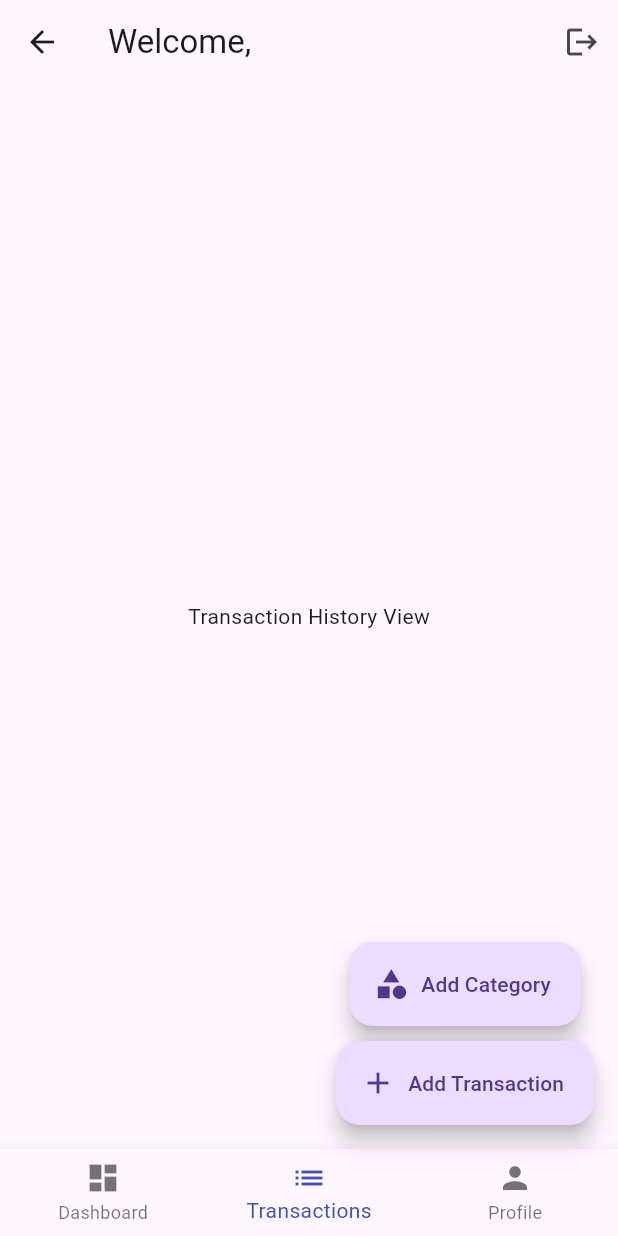
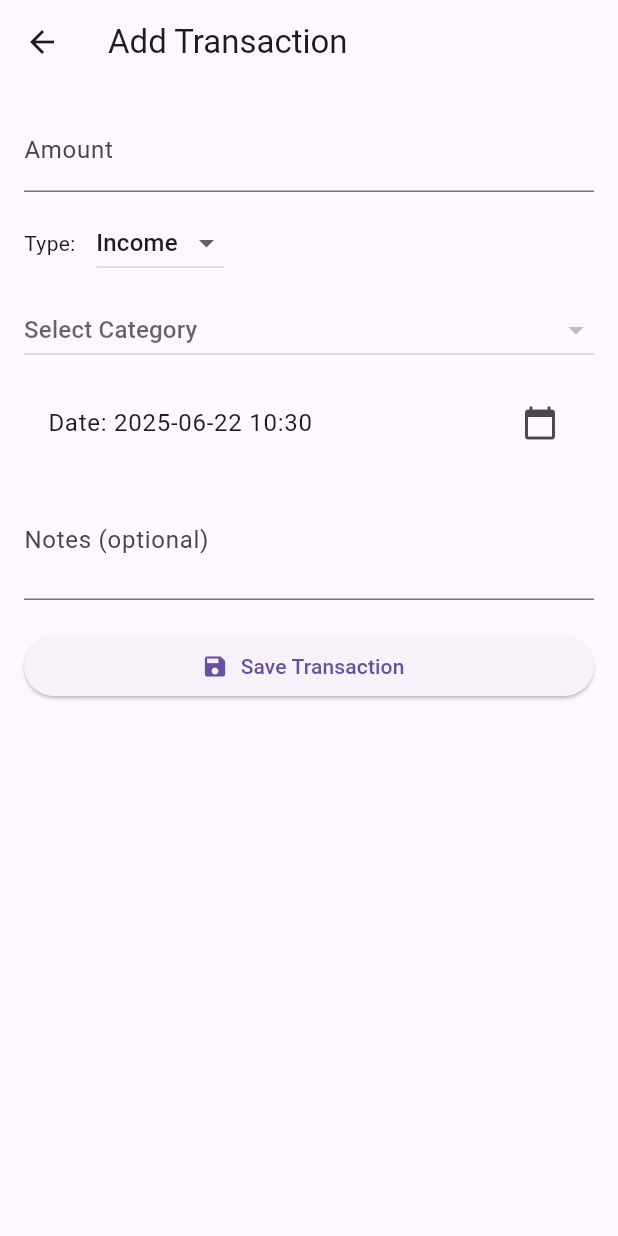
Before and after one commit to vishalvnair124/expensify, a Flutter app: the HomeScreen screen opened directly with empty values, item 2 of the bottom bar chosen, after a tap on "Add Transaction", on a phone screen of 412 x 824 dp. Run offline on Flutter 3.47's test engine with Material 3 defaults, Android fonts, the phone set to English and light mode, and no system bars; our stand-ins replace flutter_bloc, hive, hive_flutter, shared_preferences; accounts and stored records are empty.

Commit message:
transaction management added

```diff
--- a/lib/blocs/category/category_event.dart
+++ /dev/null
@@ -1,4 +0,0 @@
-part of 'category_bloc.dart';
-
-@immutable
-sealed class CategoryEvent {}
--- a/lib/blocs/category/category_state.dart
+++ /dev/null
@@ -1,6 +0,0 @@
-part of 'category_bloc.dart';
-
-@immutable
-sealed class CategoryState {}
-
-final class CategoryInitial extends CategoryState {}
--- a/lib/blocs/transaction/transaction_event.dart
+++ b/lib/blocs/transaction/transaction_event.dart
@@ -1,4 +1,21 @@
-part of 'transaction_bloc.dart';
+import 'package:expensify/models/transaction_model.dart';
 
-@immutable
-sealed class TransactionEvent {}
+abstract class TransactionEvent {}
+
+class LoadTransactions extends TransactionEvent {}
+
+class AddTransaction extends TransactionEvent {
+  final TransactionModel transaction;
+  AddTransaction(this.transaction);
+}
+
+class UpdateTransaction extends TransactionEvent {
+  final TransactionModel old;
+  final TransactionModel updated;
+  UpdateTransaction({required this.old, required this.updated});
+}
+
+class DeleteTransaction extends TransactionEvent {
+  final TransactionModel transaction;
+  DeleteTransaction(this.transaction);
+}
--- a/lib/blocs/transaction/transaction_state.dart
+++ b/lib/blocs/transaction/transaction_state.dart
@@ -1,6 +1,19 @@
-part of 'transaction_bloc.dart';
+import 'package:expensify/models/transaction_model.dart';
 
-@immutable
-sealed class TransactionState {}
+abstract class TransactionState {}
 
-final class TransactionInitial extends TransactionState {}
+class TransactionInitial extends TransactionState {}
+
+class TransactionLoading extends TransactionState {}
+
+class TransactionLoaded extends TransactionState {
+  final List<TransactionModel> transactions;
+  TransactionLoaded(this.transactions);
+}
+
+class TransactionAdded extends TransactionState {} // ✅ Add this
+
+class TransactionError extends TransactionState {
+  final String message;
+  TransactionError(this.message);
+}
--- a/lib/screens/add_transaction_screen.dart
+++ b/lib/screens/add_transaction_screen.dart
@@ -0,0 +1,190 @@
+import 'package:expensify/blocs/transaction/transaction_bloc.dart';
+import 'package:expensify/blocs/transaction/transaction_event.dart';
+import 'package:expensify/blocs/transaction/transaction_state.dart';
+import 'package:flutter/material.dart';
+import 'package:flutter_bloc/flutter_bloc.dart';
+import 'package:hive/hive.dart';
+import '../models/transaction_model.dart';
+
+class AddTransactionScreen extends StatefulWidget {
+  final int userId;
+
+  const AddTransactionScreen({super.key, required this.userId});
+
+  @override
+  State<AddTransactionScreen> createState() => _AddTransactionScreenState();
+}
+
+class _AddTransactionScreenState extends State<AddTransactionScreen> {
+  final _amountController = TextEditingController();
+  final _noteController = TextEditingController();
+
+  String _type = "Income";
+  String? _selectedCategory;
+  DateTime _selectedDate = DateTime.now();
+
+  List<String> _userCategories = [];
+
+  @override
+  void initState() {
+    super.initState();
+    _loadCategories();
+  }
+
+  void _loadCategories() {
+    final box = Hive.box('categories');
+    final items = box.values
+        .cast<Map>()
+        .where(
+          (item) => item['userId'] == widget.userId && item['type'] == _type,
+        )
+        .toList();
+    setState(() {
+      _userCategories = items.map((e) => e['name'] as String).toList();
+      _selectedCategory = _userCategories.isNotEmpty
+          ? _userCategories[0]
+          : null;
+    });
+  }
+
+  void _saveTransaction() {
+    final amountText = _amountController.text.trim();
+    if (amountText.isEmpty || _selectedCategory == null) return;
+
+    final transaction = TransactionModel(
+      userId: widget.userId,
+      amount: double.tryParse(amountText) ?? 0,
+      type: _type,
+      category: _selectedCategory!,
+      date: _selectedDate,
+      note: _noteController.text.trim().isEmpty
+          ? null
+          : _noteController.text.trim(),
+    );
+
+    context.read<TransactionBloc>().add(AddTransaction(transaction));
+    context.read<TransactionBloc>().add(LoadTransactions());
+    Navigator.pop(context);
+  }
+
+  Future<void> _selectDateTime() async {
+    final pickedDate = await showDatePicker(
+      context: context,
+      initialDate: _selectedDate,
+      firstDate: DateTime(2000),
+      lastDate: DateTime.now(),
+    );
+
+    if (pickedDate != null) {
+      final pickedTime = await showTimePicker(
+        context: context,
+        initialTime: TimeOfDay.fromDateTime(_selectedDate),
+      );
+
+      setState(() {
+        _selectedDate = DateTime(
+          pickedDate.year,
+          pickedDate.month,
+          pickedDate.day,
+          pickedTime?.hour ?? _selectedDate.hour,
+          pickedTime?.minute ?? _selectedDate.minute,
+        );
+      });
+    }
+  }
+
+  @override
+  Widget build(BuildContext context) {
+    return Scaffold(
+      appBar: AppBar(title: const Text("Add Transaction")),
+      body: BlocListener<TransactionBloc, TransactionState>(
+        listener: (context, state) {
+          if (state is TransactionAdded) {
+            ScaffoldMessenger.of(context).showSnackBar(
+              const SnackBar(content: Text("Transaction added successfully")),
+            );
+            _amountController.clear();
+            _noteController.clear();
+            setState(() {
+              _selectedCategory = _userCategories.isNotEmpty
+                  ? _userCategories[0]
+                  : null;
+              _selectedDate = DateTime.now();
+            });
+          }
+        },
+        child: Padding(
+          padding: const EdgeInsets.all(16),
+          child: ListView(
+            children: [
+              TextField(
+                controller: _amountController,
+                keyboardType: TextInputType.number,
+                decoration: const InputDecoration(labelText: "Amount"),
+              ),
+              const SizedBox(height: 10),
+              Row(
+                children: [
+                  const Text("Type: "),
+                  const SizedBox(width: 10),
+                  DropdownButton<String>(
+                    value: _type,
+                    items: const [
+                      DropdownMenuItem(value: "Income", child: Text("Income")),
+                      DropdownMenuItem(
+                        value: "Expense",
+                        child: Text("Expense"),
+                      ),
+                    ],
+                    onChanged: (value) {
+                      setState(() {
+                        _type = value!;
+                        _loadCategories();
+                      });
+                    },
+                  ),
+                ],
+              ),
+              const SizedBox(height: 10),
+              DropdownButton<String>(
+                isExpanded: true,
+                value: _selectedCategory,
+                hint: const Text("Select Category"),
+                items: _userCategories
+                    .map(
+                      (cat) => DropdownMenuItem(value: cat, child: Text(cat)),
+                    )
+                    .toList(),
+                onChanged: (value) {
+                  setState(() => _selectedCategory = value);
+                },
+              ),
+              const SizedBox(height: 10),
+              ListTile(
+                title: Text(
+                  "Date: ${_selectedDate.toString().substring(0, 16)}",
+                ),
+                trailing: const Icon(Icons.calendar_today),
+                onTap: _selectDateTime,
+              ),
+              const SizedBox(height: 10),
+              TextField(
+                controller: _noteController,
+                maxLines: 2,
+                decoration: const InputDecoration(
+                  labelText: "Notes (optional)",
+                ),
+              ),
+              const SizedBox(height: 20),
+              ElevatedButton.icon(
+                onPressed: _saveTransaction,
+                icon: const Icon(Icons.save),
+                label: const Text("Save Transaction"),
+              ),
+            ],
+          ),
+        ),
+      ),
+    );
+  }
+}
--- a/lib/screens/home_screen.dart
+++ b/lib/screens/home_screen.dart
@@ -1,5 +1,8 @@
+import 'package:expensify/blocs/transaction/transaction_bloc.dart';
+import 'package:expensify/screens/add_transaction_screen.dart';
 import 'package:expensify/screens/category_screen.dart';
 import 'package:expensify/screens/profile_screen.dart';
+import 'package:expensify/screens/transaction_history_screen.dart';
 import 'package:flutter/material.dart';
 import 'package:flutter_bloc/flutter_bloc.dart';
 import '../blocs/auth/auth_bloc.dart';
@@ -55,11 +58,18 @@ class _HomeScreenState extends State<HomeScreen> {
 
                 const SizedBox(height: 10),
                 FloatingActionButton.extended(
-                  heroTag: 'transaction',
                   onPressed: () {
-                    // Navigate to Add Transaction screen later
+                    Navigator.push(
+                      context,
+                      MaterialPageRoute(
+                        builder: (_) => BlocProvider.value(
+                          value: context.read<TransactionBloc>(),
+                          child: AddTransactionScreen(userId: widget.userId),
+                        ),
+                      ),
+                    );
                   },
-                  icon: const Icon(Icons.add),
+                  icon: const Icon(Icons.attach_money),
                   label: const Text("Add Transaction"),
                 ),
               ],
@@ -88,7 +98,7 @@ class _HomeScreenState extends State<HomeScreen> {
       case 0:
         return const Center(child: Text("Dashboard View"));
       case 1:
-        return const Center(child: Text("Transaction History View"));
+        return TransactionHistoryScreen(userId: widget.userId);
       case 2:
         return ProfileScreen(userId: widget.userId);
       default:
--- /dev/null
+++ b/lib/screens/transaction_history_screen.dart
@@ -0,0 +1,155 @@
+import 'package:expensify/blocs/transaction/transaction_bloc.dart';
+import 'package:expensify/blocs/transaction/transaction_event.dart';
+import 'package:expensify/blocs/transaction/transaction_state.dart';
+import 'package:flutter/material.dart';
+import 'package:flutter_bloc/flutter_bloc.dart';
+import '../models/transaction_model.dart';
+
+class TransactionHistoryScreen extends StatelessWidget {
+  final int userId;
+
+  const TransactionHistoryScreen({super.key, required this.userId});
+
+  @override
+  Widget build(BuildContext context) {
+    return Scaffold(
+      appBar: AppBar(title: const Text("Transaction History")),
+      body: BlocBuilder<TransactionBloc, TransactionState>(
+        builder: (context, state) {
+          if (state is TransactionLoading) {
+            return const Center(child: CircularProgressIndicator());
+          } else if (state is TransactionLoaded) {
+            final transactions = state.transactions
+                .where((tx) => tx.userId == userId)
+                .toList();
+
+            if (transactions.isEmpty) {
+              return const Center(child: Text("No Transactions Found"));
+            }
+
+            final grouped = _groupByDate(transactions);
+
+            return ListView(
+              children: grouped.entries.map((entry) {
+                final date = entry.key;
+                final items = entry.value;
+
+                return Column(
+                  crossAxisAlignment: CrossAxisAlignment.start,
+                  children: [
+                    Container(
+                      color: Colors.indigo.shade100,
+                      width: double.infinity,
+                      padding: const EdgeInsets.all(8),
+                      child: Text(
+                        date,
+                        style: const TextStyle(fontWeight: FontWeight.bold),
+                      ),
+                    ),
+                    ...items.map((tx) {
+                      return ListTile(
+                        title: Text(
+                          tx.category,
+                          style: const TextStyle(fontWeight: FontWeight.bold),
+                        ),
+                        subtitle: Text(tx.note ?? ''),
+                        trailing: Row(
+                          mainAxisSize: MainAxisSize.min,
+                          children: [
+                            Text(
+                              "${tx.type == 'Income' ? '+' : '-'} ₹${tx.amount}",
+                              style: TextStyle(
+                                color: tx.type == 'Income'
+                                    ? Colors.green
+                                    : Colors.red,
+                                fontWeight: FontWeight.bold,
+                              ),
+                            ),
+                            IconButton(
+                              icon: const Icon(Icons.edit, color: Colors.blue),
+                              onPressed: () => _showEditDialog(context, tx),
+                            ),
+                            IconButton(
+                              icon: const Icon(Icons.delete, color: Colors.red),
+                              onPressed: () {
+                                context.read<TransactionBloc>().add(
+                                  DeleteTransaction(tx),
+                                );
+                              },
+                            ),
+                          ],
+                        ),
+                      );
+                    }).toList(),
+                  ],
+                );
+              }).toList(),
+            );
+          } else {
+            return const Center(child: Text("Failed to load transactions."));
+          }
+        },
+      ),
+    );
+  }
+
+  Map<String, List<TransactionModel>> _groupByDate(List<TransactionModel> txs) {
+    Map<String, List<TransactionModel>> grouped = {};
+    for (var tx in txs) {
+      final key = "${tx.date.year}-${tx.date.month}-${tx.date.day}";
+      grouped.putIfAbsent(key, () => []).add(tx);
+    }
+    return grouped;
+  }
+
+  void _showEditDialog(BuildContext context, TransactionModel tx) {
+    final amountController = TextEditingController(text: tx.amount.toString());
+    final noteController = TextEditingController(text: tx.note ?? '');
+
+    showDialog(
+      context: context,
+      builder: (_) => AlertDialog(
+        title: const Text("Edit Transaction"),
+        content: Column(
+          mainAxisSize: MainAxisSize.min,
+          children: [
+            TextField(
+              controller: amountController,
+              keyboardType: TextInputType.number,
+              decoration: const InputDecoration(labelText: "Amount"),
+            ),
+            TextField(
+              controller: noteController,
+              decoration: const InputDecoration(labelText: "Note"),
+            ),
+          ],
+        ),
+        actions: [
+          TextButton(
+            onPressed: () => Navigator.pop(context),
+            child: const Text("Cancel"),
+          ),
+          ElevatedButton(
+            onPressed: () {
+              final updatedTx = TransactionModel(
+                userId: tx.userId,
+                amount: double.tryParse(amountController.text) ?? 0,
+                type: tx.type,
+                category: tx.category,
+                date: tx.date,
+                note: noteController.text.trim().isEmpty
+                    ? null
+                    : noteController.text.trim(),
+              );
+              context.read<TransactionBloc>().add(
+                UpdateTransaction(old: tx, updated: updatedTx),
+              );
+              Navigator.pop(context);
+            },
+            child: const Text("Save"),
+          ),
+        ],
+      ),
+    );
+  }
+}
```
Also changed, not shown: lib/blocs/category/category_bloc.dart (deleted, +0 -13 lines), lib/blocs/transaction/transaction_bloc.dart (+56 -7 lines), lib/main.dart (+6 -2 lines).
